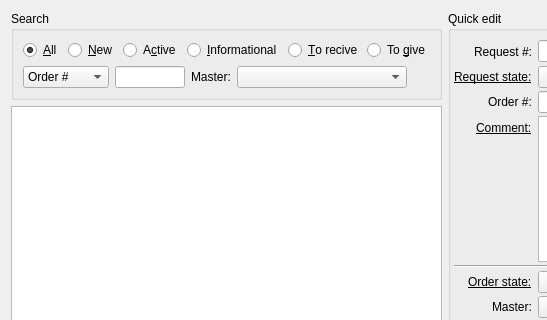
Qt form RepairCenter/partswidgetstorekeeper.ui (Feo-d-oR/YARC) before a commit; both pictures show x 0 to 547 and y 0 to 320 of the 838 by 520 pixel window.
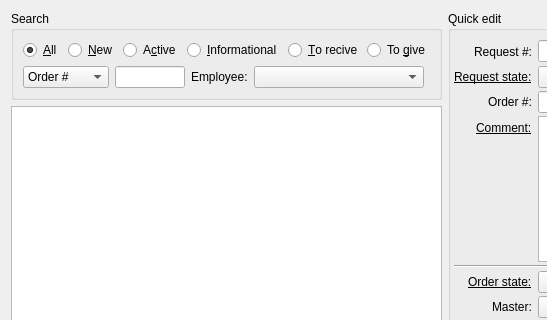
The same form after that commit. Icons and pictures are not drawn.

What changed in the file:
```diff
--- a/RepairCenter/partswidgetstorekeeper.ui
+++ b/RepairCenter/partswidgetstorekeeper.ui
@@ -151,7 +151,7 @@
         <item>
          <widget class="QLabel" name="label_9">
           <property name="text">
-           <string>Master:</string>
+           <string>Employee:</string>
           </property>
          </widget>
         </item>
```
Left out of the diff: 2 changed lines with no effect on the pictures.
